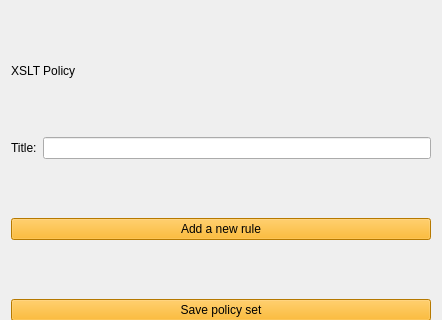
This is Source/GUI/Qt/xsltpolicymenu.ui in MediaArea/MediaConch_SourceCode as Qt 5 draws it before an edit; both pictures show x 0 to 442 and y 0 to 320 of the 442 by 635 pixel window. The edited form follows.
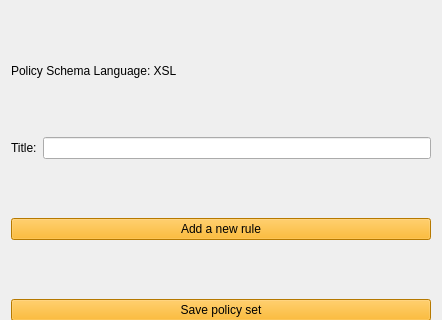
This is the edited form.

Commit message: GUI/Qt/policy: formulates the schema used differently

```diff
--- a/Source/GUI/Qt/xsltpolicymenu.ui
+++ b/Source/GUI/Qt/xsltpolicymenu.ui
@@ -116,7 +116,7 @@
       </size>
      </property>
      <property name="text">
-      <string>XSLT Policy</string>
+      <string>Policy Schema Language: XSL</string>
      </property>
     </widget>
    </item>
```
The commit also changes 1 other file.
